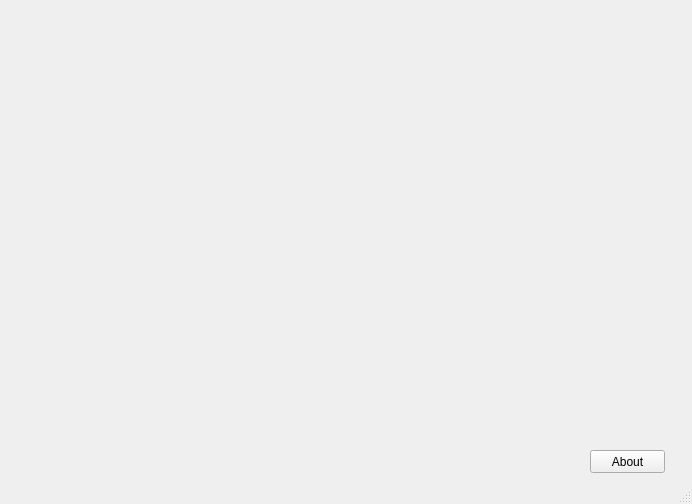
merovigiam/PRJ_KART, file PROJECT_KART/mainwindow.ui: the form before one commit.
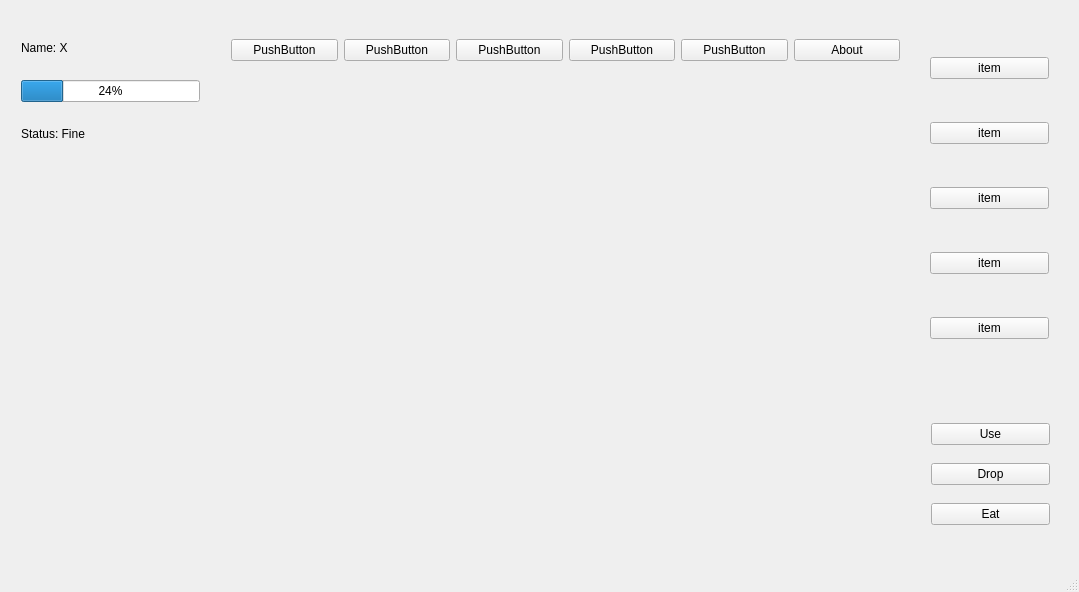
The form after the commit. Icons and pictures are not drawn.

Commit message:
changes in the main form
how to proceed now?
create many forms, or use the same form then change the pictures and
itens only?
but i believe that the creation of many forms is better.
sorry about the mess in the github, but i could not revert some changes
that i didnt wanted to push.

The edit to the form file:
```diff
--- a/PROJECT_KART/mainwindow.ui
+++ b/PROJECT_KART/mainwindow.ui
@@ -6,26 +6,196 @@
    <rect>
     <x>0</x>
     <y>0</y>
-    <width>692</width>
-    <height>504</height>
+    <width>1079</width>
+    <height>592</height>
    </rect>
   </property>
   <property name="windowTitle">
    <string>MainWindow</string>
   </property>
   <widget class="QWidget" name="centralWidget">
-   <widget class="QPushButton" name="aboutButton">
+   <widget class="QLabel" name="label">
     <property name="geometry">
      <rect>
-      <x>590</x>
-      <y>450</y>
-      <width>75</width>
-      <height>23</height>
+      <x>300</x>
+      <y>110</y>
+      <width>581</width>
+      <height>441</height>
      </rect>
     </property>
     <property name="text">
-     <string>About</string>
+     <string/>
     </property>
+    <property name="pixmap">
+     <pixmap>images/background/Meadow.png</pixmap>
+    </property>
+   </widget>
+   <widget class="QWidget" name="horizontalLayoutWidget">
+    <property name="geometry">
+     <rect>
+      <x>220</x>
+      <y>10</y>
+      <width>691</width>
+      <height>80</height>
+     </rect>
+    </property>
+    <layout class="QHBoxLayout" name="horizontalLayout">
+     <item>
+      <widget class="QPushButton" name="pushButton_3">
+       <property name="text">
+        <string>PushButton</string>
+       </property>
+      </widget>
+     </item>
+     <item>
+      <widget class="QPushButton" name="pushButton_6">
+       <property name="text">
+        <string>PushButton</string>
+       </property>
+      </widget>
+     </item>
+     <item>
+      <widget class="QPushButton" name="pushButton_4">
+       <property name="text">
+        <string>PushButton</string>
+       </property>
+      </widget>
+     </item>
+     <item>
+      <widget class="QPushButton" name="pushButton_2">
+       <property name="text">
+        <string>PushButton</string>
+       </property>
+      </widget>
+     </item>
+     <item>
+      <widget class="QPushButton" name="pushButton">
+       <property name="text">
+        <string>PushButton</string>
+       </property>
+      </widget>
+     </item>
+     <item>
+      <widget class="QPushButton" name="aboutButton">
+       <property name="text">
+        <string>About</string>
+       </property>
+      </widget>
+     </item>
+    </layout>
+   </widget>
+   <widget class="QWidget" name="verticalLayoutWidget">
+    <property name="geometry">
+     <rect>
+      <x>919</x>
+      <y>9</y>
+      <width>141</width>
+      <height>381</height>
+     </rect>
+    </property>
+    <layout class="QVBoxLayout" name="verticalLayout">
+     <item>
+      <widget class="QPushButton" name="pushButton_9">
+       <property name="text">
+        <string>item</string>
+       </property>
+      </widget>
+     </item>
+     <item>
+      <widget class="QPushButton" name="pushButton_10">
+       <property name="text">
+        <string>item</string>
+       </property>
+      </widget>
+     </item>
+     <item>
+      <widget class="QPushButton" name="pushButton_12">
+       <property name="text">
+        <string>item</string>
+       </property>
+      </widget>
+     </item>
+     <item>
+      <widget class="QPushButton" name="pushButton_13">
+       <property name="text">
+        <string>item</string>
+       </property>
+      </widget>
+     </item>
+     <item>
+      <widget class="QPushButton" name="pushButton_11">
+       <property name="text">
+        <string>item</string>
+       </property>
+      </widget>
+     </item>
+    </layout>
+   </widget>
+   <widget class="QWidget" name="verticalLayoutWidget_2">
+    <property name="geometry">
+     <rect>
+      <x>920</x>
+      <y>400</y>
+      <width>141</width>
+      <height>151</height>
+     </rect>
+    </property>
+    <layout class="QVBoxLayout" name="verticalLayout_2">
+     <item>
+      <widget class="QPushButton" name="pushButton_5">
+       <property name="text">
+        <string>Use</string>
+       </property>
+      </widget>
+     </item>
+     <item>
+      <widget class="QPushButton" name="pushButton_8">
+       <property name="text">
+        <string>Drop</string>
+       </property>
+      </widget>
+     </item>
+     <item>
+      <widget class="QPushButton" name="pushButton_7">
+       <property name="text">
+        <string>Eat</string>
+       </property>
+      </widget>
+     </item>
+    </layout>
+   </widget>
+   <widget class="QWidget" name="verticalLayoutWidget_3">
+    <property name="geometry">
+     <rect>
+      <x>10</x>
+      <y>10</y>
+      <width>201</width>
+      <height>161</height>
+     </rect>
+    </property>
+    <layout class="QVBoxLayout" name="verticalLayout_3">
+     <item>
+      <widget class="QLabel" name="label_2">
+       <property name="text">
+        <string>Name: X</string>
+       </property>
+      </widget>
+     </item>
+     <item>
+      <widget class="QProgressBar" name="progressBar">
+       <property name="value">
+        <number>24</number>
+       </property>
+      </widget>
+     </item>
+     <item>
+      <widget class="QLabel" name="label_3">
+       <property name="text">
+        <string>Status: Fine</string>
+       </property>
+      </widget>
+     </item>
+    </layout>
    </widget>
   </widget>
   <widget class="QStatusBar" name="statusBar"/>
```
The commit also changes 2 other files.
